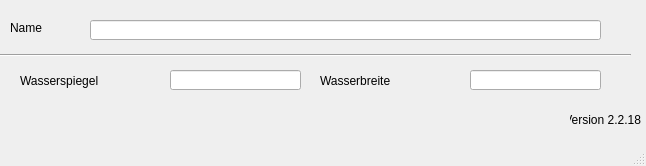
hoettges/QKan, file qkan/database/templates/profildaten.ui: the form before one commit.
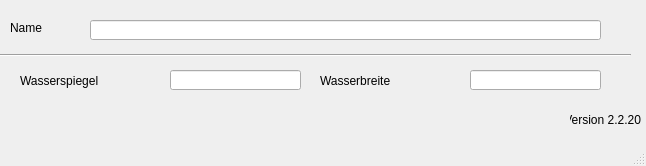
The form after the commit.

Patch:
```diff
--- a/qkan/database/templates/profildaten.ui
+++ b/qkan/database/templates/profildaten.ui
@@ -109,7 +109,7 @@
      <string>Version QKan Import</string>
     </property>
     <property name="text">
-     <string>Version 2.2.18</string>
+     <string>Version 2.2.20</string>
     </property>
     <property name="alignment">
      <set>Qt::AlignRight|Qt::AlignTrailing|Qt::AlignVCenter</set>
```
